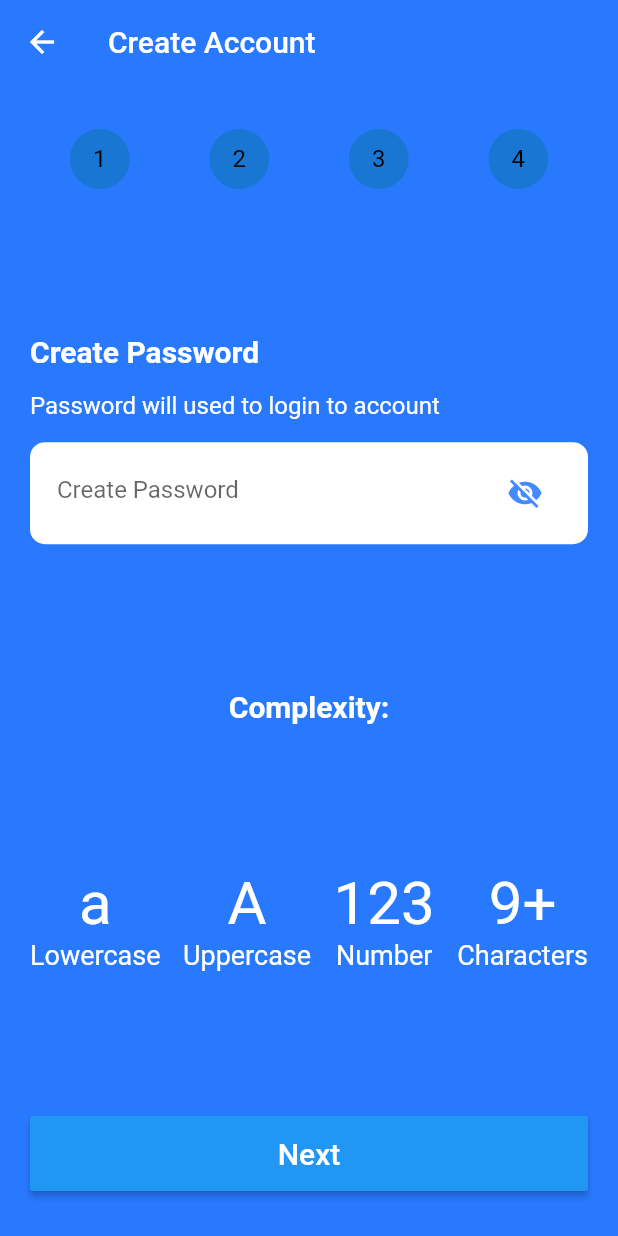
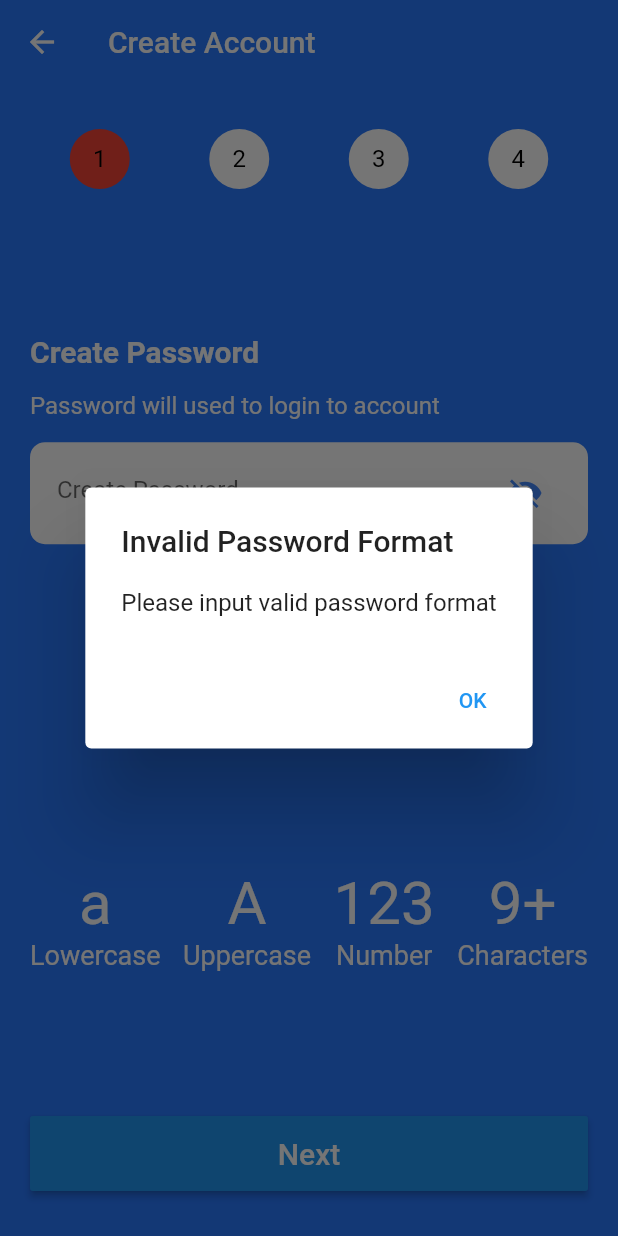
Before and after one commit to jonathan-deni/flutter_assignment, a Flutter app: the Password screen opened by its route, after a tap on "Next", on a phone screen of 412 x 824 dp. Run offline on Flutter 3.47's test engine with Material 2 defaults, Android fonts, the phone set to English and light mode, and no system bars.

Commit message:
Validation Alert Dialog

```diff
--- a/lib/pages/password.dart
+++ b/lib/pages/password.dart
@@ -44,7 +44,7 @@ class _PasswordState extends State<Password> {
           child: Column(
             mainAxisAlignment: MainAxisAlignment.spaceBetween,
             children: <Widget>[
-              ProgressWidget(),
+              ProgressWidget(1),
               Column(
                 crossAxisAlignment: CrossAxisAlignment.start,
                 mainAxisSize: MainAxisSize.max,
@@ -241,6 +241,30 @@ class _PasswordState extends State<Password> {
                     if (isValidPassword) {
                       form.save();
                       Navigator.pushNamed(context, '/info');
+                    } else {
+                      showDialog<void>(
+                        context: context,
+                        builder: (BuildContext context) {
+                          return AlertDialog(
+                            title: Text('Invalid Password Format'),
+                            content: SingleChildScrollView(
+                              child: ListBody(
+                                children: <Widget>[
+                                  Text('Please input valid password format'),
+                                ],
+                              ),
+                            ),
+                            actions: <Widget>[
+                              TextButton(
+                                child: Text('OK'),
+                                onPressed: () {
+                                  Navigator.of(context).pop();
+                                },
+                              ),
+                            ],
+                          );
+                        },
+                      );
                     }
                   }),
                 ],
--- a/lib/widgets/progress_widget.dart
+++ b/lib/widgets/progress_widget.dart
@@ -1,23 +1,11 @@
 import 'package:flutter/material.dart';
-import 'package:flutter_assignment/models/account.dart';
 
-class ProgressWidget extends StatefulWidget {
-  const ProgressWidget({
-    Key key,
-  }) : super(key: key);
-
-  @override
-  _ProgressWidgetState createState() => _ProgressWidgetState();
-}
-
-class _ProgressWidgetState extends State<ProgressWidget> {
-  final account = Account();
+class ProgressWidget extends StatelessWidget {
+  ProgressWidget(this.progress);
+  final int progress;
 
   @override
   Widget build(BuildContext context) {
-    // int progress = account.progress;
-    // print(account.progress);
-
     return Row(
       children: <Widget>[
         Expanded(
@@ -29,7 +17,7 @@ class _ProgressWidgetState extends State<ProgressWidget> {
                   color: Colors.black
               ),
             ),
-            // backgroundColor: progress != null && progress >= 1 ? Colors.red : Colors.white,
+            backgroundColor: progress != null && progress >= 1 ? Colors.red : Colors.white,
           ),
         ),
         Expanded(
@@ -41,7 +29,7 @@ class _ProgressWidgetState extends State<ProgressWidget> {
                   color: Colors.black
               ),
             ),
-            // backgroundColor: progress != null && progress >= 2 ? Colors.red : Colors.white,
+            backgroundColor: progress != null && progress >= 2 ? Colors.red : Colors.white,
           ),
         ),
         Expanded(
@@ -53,7 +41,7 @@ class _ProgressWidgetState extends State<ProgressWidget> {
                   color: Colors.black
               ),
             ),
-            // backgroundColor: progress != null && progress >= 3 ? Colors.red : Colors.white,
+            backgroundColor: progress != null && progress >= 3 ? Colors.red : Colors.white,
           ),
         ),
         Expanded(
@@ -65,7 +53,7 @@ class _ProgressWidgetState extends State<ProgressWidget> {
                   color: Colors.black
               ),
             ),
-            // backgroundColor: progress != null && progress >= 4 ? Colors.red : Colors.white,
+            backgroundColor: progress != null && progress >= 4 ? Colors.red : Colors.white,
           ),
         ),
       ],
```
Also changed, not shown: lib/pages/personal_info.dart (+29 -2 lines), lib/pages/video_call.dart (+28 -2 lines), lib/pages/welcome.dart (+3 -6 lines).
